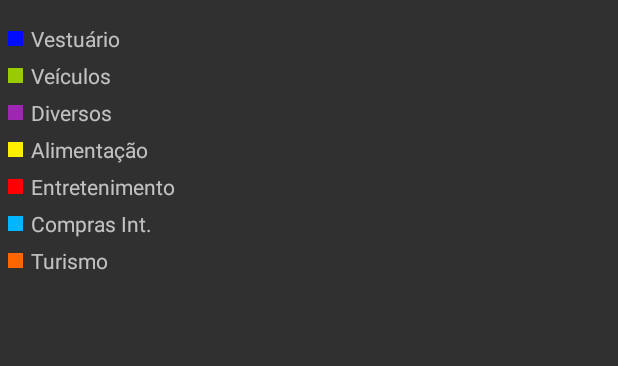
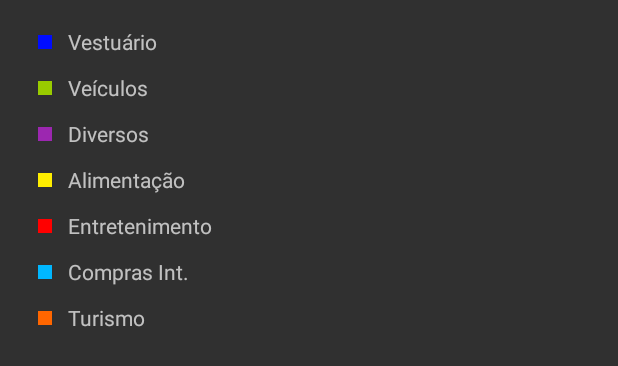
Before and after one commit to Freuvim/FinanceControl, an Android app: the layout fragment_relatorios.xml on its own in the app's theme, with its tools: preview values and no code run, on a phone screen of 412 x 824 dp. Shown: the top 366 px of the screen. Run offline under Robolectric (Android 15) with nearby library versions, the phone set to English and light mode, and no system bars.

Commit message:
Layout Ajust

```diff
--- a/app/src/main/res/layout/fragment_relatorios.xml
+++ b/app/src/main/res/layout/fragment_relatorios.xml
@@ -21,24 +21,30 @@
 
         <LinearLayout
             android:layout_width="match_parent"
-            android:layout_height="200dp"
+            android:layout_height="240dp"
+            android:paddingStart="20dp"
+            android:paddingEnd="20dp"
             android:orientation="horizontal">
 
             <TableLayout
                 android:layout_width="wrap_content"
                 android:layout_height="wrap_content"
-                android:layout_gravity="center_vertical"
-                android:paddingEnd="5dp"
-                android:paddingStart="5dp">
+                android:layout_gravity="center_vertical">
 
                 <TableRow
                     android:layout_width="wrap_content"
-                    android:layout_height="wrap_content">
+                    android:layout_height="wrap_content"
+                    android:paddingTop="5dp"
+                    android:paddingBottom="5dp">
 
                     <ImageView
                         android:id="@+id/cor1"
-                        android:layout_width="10dp"
-                        android:layout_height="10dp"
+                        android:layout_width="20dp"
+                        android:layout_height="20dp"
+                        android:paddingStart="5dp"
+                        android:paddingEnd="5dp"
+                        android:paddingTop="5dp"
+                        android:paddingBottom="5dp"
                         android:layout_gravity="center_vertical"
                         android:src="@color/cor1"
                         tools:ignore="ContentDescription" />
@@ -46,22 +52,27 @@
                     <TextView
                         android:id="@+id/tipo1"
                         android:layout_width="wrap_content"
-                        android:layout_height="wrap_content"
-                        android:layout_gravity="center_vertical"
+                        android:layout_height="20dp"
+                        android:gravity="center_vertical"
+                        android:paddingEnd="5dp"
                         android:paddingStart="5dp"
-                        android:text="@string/clothing"
-                        tools:ignore="RtlSymmetry" />
+                        android:text="@string/clothing" />
                 </TableRow>
 
                 <TableRow
                     android:layout_width="match_parent"
                     android:layout_height="match_parent"
-                    android:paddingTop="5dp">
+                    android:paddingTop="5dp"
+                    android:paddingBottom="5dp">
 
                     <ImageView
                         android:id="@+id/cor2"
-                        android:layout_width="10dp"
-                        android:layout_height="10dp"
+                        android:layout_width="20dp"
+                        android:layout_height="20dp"
+                        android:paddingStart="5dp"
+                        android:paddingEnd="5dp"
+                        android:paddingTop="5dp"
+                        android:paddingBottom="5dp"
                         android:layout_gravity="center_vertical"
                         android:src="@color/cor2"
                         tools:ignore="ContentDescription" />
@@ -69,22 +80,27 @@
                     <TextView
                         android:id="@+id/tipo2"
                         android:layout_width="wrap_content"
-                        android:layout_height="wrap_content"
-                        android:layout_gravity="center_vertical"
+                        android:layout_height="20dp"
+                        android:gravity="center_vertical"
+                        android:paddingEnd="5dp"
                         android:paddingStart="5dp"
-                        android:text="@string/vehicles"
-                        tools:ignore="RtlSymmetry" />
+                        android:text="@string/vehicles" />
                 </TableRow>
 
                 <TableRow
                     android:layout_width="wrap_content"
                     android:layout_height="wrap_content"
-                    android:paddingTop="5dp">
+                    android:paddingTop="5dp"
+                    android:paddingBottom="5dp">
 
                     <ImageView
                         android:id="@+id/cor3"
-                        android:layout_width="10dp"
-                        android:layout_height="10dp"
+                        android:layout_width="20dp"
+                        android:layout_height="20dp"
+                        android:paddingStart="5dp"
+                        android:paddingEnd="5dp"
+                        android:paddingTop="5dp"
+                        android:paddingBottom="5dp"
                         android:layout_gravity="center_vertical"
                         android:src="@color/cor3"
                         tools:ignore="ContentDescription" />
@@ -92,22 +108,27 @@
                     <TextView
                         android:id="@+id/tipo3"
                         android:layout_width="wrap_content"
-                        android:layout_height="wrap_content"
-                        android:layout_gravity="center_vertical"
+                        android:layout_height="20dp"
+                        android:gravity="center_vertical"
+                        android:paddingEnd="5dp"
                         android:paddingStart="5dp"
-                        android:text="@string/various"
-                        tools:ignore="RtlSymmetry" />
+                        android:text="@string/various" />
                 </TableRow>
 
                 <TableRow
                     android:layout_width="wrap_content"
                     android:layout_height="wrap_content"
-                    android:paddingTop="5dp">
+                    android:paddingTop="5dp"
+                    android:paddingBottom="5dp">
 
                     <ImageView
                         android:id="@+id/cor4"
-                        android:layout_width="10dp"
-                        android:layout_height="10dp"
+                        android:layout_width="20dp"
+                        android:layout_height="20dp"
+                        android:paddingStart="5dp"
+                        android:paddingEnd="5dp"
+                        android:paddingTop="5dp"
+                        android:paddingBottom="5dp"
                         android:layout_gravity="center_vertical"
                         android:src="@color/cor4"
                         tools:ignore="ContentDescription" />
@@ -115,22 +136,27 @@
                     <TextView
                         android:id="@+id/tipo4"
                         android:layout_width="wrap_content"
-                        android:layout_height="wrap_content"
-                        android:layout_gravity="center_vertical"
+                        android:layout_height="20dp"
+                        android:gravity="center_vertical"
+                        android:paddingEnd="5dp"
                         android:paddingStart="5dp"
-                        android:text="@string/feeding"
-                        tools:ignore="RtlSymmetry" />
+                        android:text="@string/feeding" />
                 </TableRow>
 
                 <TableRow
                     android:layout_width="wrap_content"
                     android:layout_height="wrap_content"
-                    android:paddingTop="5dp">
+                    android:paddingTop="5dp"
+                    android:paddingBottom="5dp">
 
                     <ImageView
                         android:id="@+id/cor5"
-                        android:layout_width="10dp"
-                        android:layout_height="10dp"
+                        android:layout_width="20dp"
+                        android:layout_height="20dp"
+                        android:paddingStart="5dp"
+                        android:paddingEnd="5dp"
+                        android:paddingTop="5dp"
+                        android:paddingBottom="5dp"
                         android:layout_gravity="center_vertical"
                         android:src="@color/cor5"
                         tools:ignore="ContentDescription" />
@@ -138,22 +164,27 @@
                     <TextView
                         android:id="@+id/tipo5"
                         android:layout_width="wrap_content"
-                        android:layout_height="wrap_content"
-                        android:layout_gravity="center_vertical"
+                        android:layout_height="20dp"
+                        android:gravity="center_vertical"
+                        android:paddingEnd="5dp"
                         android:paddingStart="5dp"
-                        android:text="@string/entertainment"
-                        tools:ignore="RtlSymmetry" />
+                        android:text="@string/entertainment" />
                 </TableRow>
 
                 <TableRow
                     android:layout_width="wrap_content"
                     android:layout_height="wrap_content"
-                    android:paddingTop="5dp">
+                    android:paddingTop="5dp"
+                    android:paddingBottom="5dp">
 
                     <ImageView
                         android:id="@+id/cor6"
-                        android:layout_width="10dp"
-                        android:layout_height="10dp"
+                        android:layout_width="20dp"
+                        android:layout_height="20dp"
+                        android:paddingStart="5dp"
+                        android:paddingEnd="5dp"
+                        android:paddingTop="5dp"
+                        android:paddingBottom="5dp"
                         android:layout_gravity="center_vertical"
                         android:src="@color/cor6"
                         tools:ignore="ContentDescription" />
@@ -161,22 +192,27 @@
                     <TextView
                         android:id="@+id/tipo6"
                         android:layout_width="wrap_content"
-                        android:layout_height="wrap_content"
-                        android:layout_gravity="center_vertical"
+                        android:layout_height="20dp"
+                        android:gravity="center_vertical"
+                        android:paddingEnd="5dp"
                         android:paddingStart="5dp"
-                        android:text="@string/international_purchases"
-                        tools:ignore="RtlSymmetry" />
+                        android:text="@string/international_purchases" />
                 </TableRow>
 
                 <TableRow
                     android:layout_width="wrap_content"
                     android:layout_height="wrap_content"
-                    android:paddingTop="5dp">
+                    android:paddingTop="5dp"
+                    android:paddingBottom="5dp">
 
                     <ImageView
                         android:id="@+id/cor7"
-                        android:layout_width="10dp"
-                        android:layout_height="10dp"
+                        android:layout_width="20dp"
+                        android:layout_height="20dp"
+                        android:paddingStart="5dp"
+                        android:paddingEnd="5dp"
+                        android:paddingTop="5dp"
+                        android:paddingBottom="5dp"
                         android:layout_gravity="center_vertical"
                         android:src="@color/cor7"
                         tools:ignore="ContentDescription" />
@@ -184,26 +220,21 @@
                     <TextView
                         android:id="@+id/tipo7"
                         android:layout_width="wrap_content"
-                        android:layout_height="wrap_content"
-                        android:layout_gravity="center_vertical"
+                        android:layout_height="20dp"
+                        android:gravity="center_vertical"
+                        android:paddingEnd="5dp"
                         android:paddingStart="5dp"
-                        android:text="@string/tourism"
-                        tools:ignore="RtlSymmetry" />
+                        android:text="@string/tourism" />
                 </TableRow>
             </TableLayout>
 
             <io.github.freuvim.financecontrol.holograph.PieGraph
                 android:id="@+id/graph"
-                android:layout_width="wrap_content"
-                android:layout_height="180dp"
-                android:layout_gravity="center"
-                android:layout_marginTop="10dp" />
+                android:layout_width="match_parent"
+                android:layout_height="200dp"
+                android:layout_gravity="center" />
 
         </LinearLayout>
-
-        <Space
-            android:layout_width="match_parent"
-            android:layout_height="20dp" />
 
         <ListView
             android:id="@+id/listaTipos"
--- a/app/src/main/res/layout/nav_header_main.xml
+++ b/app/src/main/res/layout/nav_header_main.xml
@@ -16,23 +16,18 @@
         android:layout_height="80dp"
         android:orientation="horizontal">
 
-
-        <ImageView
-            android:layout_width="wrap_content"
-            android:layout_height="wrap_content"
-            android:layout_gravity="center"
-            android:src="@drawable/ic_logo" />
-
         <TextView
             android:layout_width="wrap_content"
             android:layout_height="wrap_content"
             android:layout_gravity="center"
+            android:drawablePadding="10dp"
+            android:drawableStart="@drawable/ic_logo"
+            android:gravity="center_vertical"
             android:text="@string/app_name"
             android:textColor="@color/white"
             android:textSize="21sp" />
 
     </LinearLayout>
-
 
     <android.support.v7.widget.SwitchCompat
         android:id="@+id/swNight"
```
